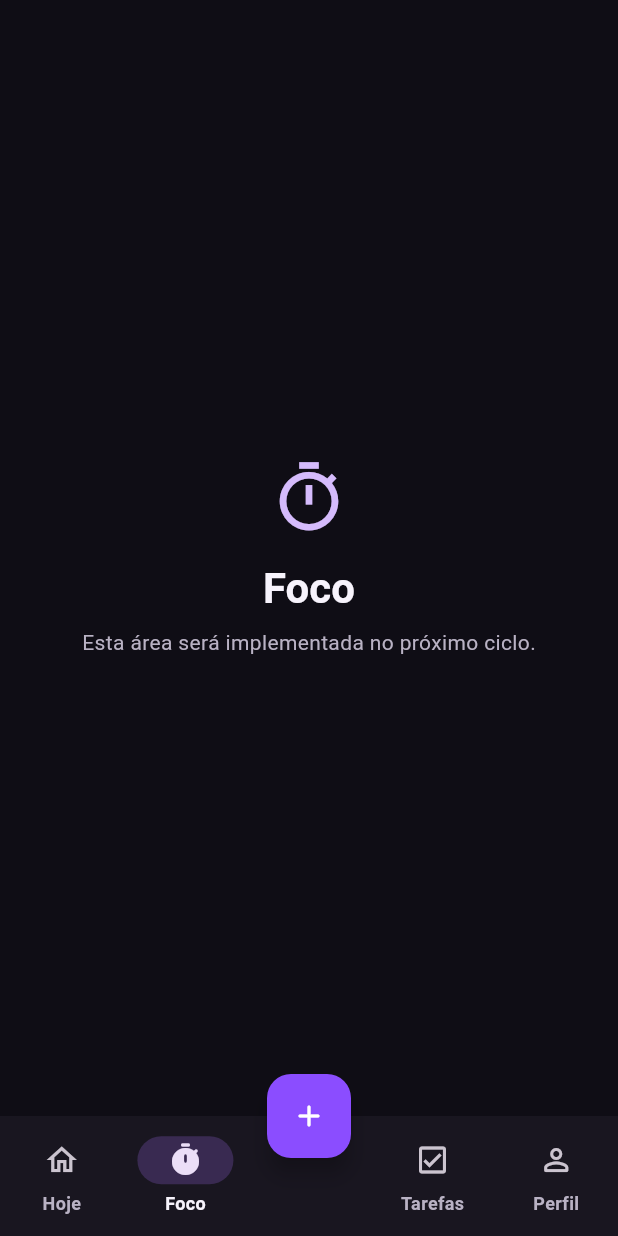
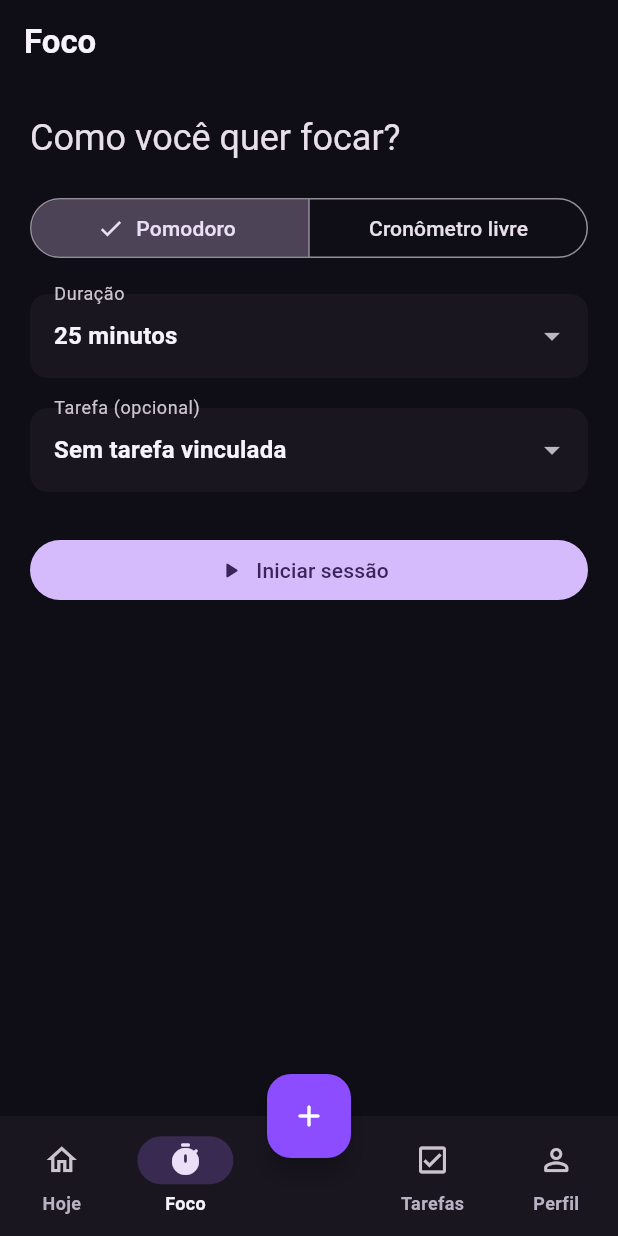
Before and after one commit to MatheusmotaDev/rotina, a Flutter app: the AppShell screen opened directly, item 2 of the bottom bar chosen, on a phone screen of 412 x 824 dp. Run offline on Flutter 3.47's test engine with Material 3 defaults, Android fonts, the phone set to English and light mode, and no system bars; our stand-ins replace flutter_dotenv, flutter_riverpod, supabase_flutter; accounts and stored records are empty.

Commit message:
feat: adiciona sessões de foco
Inclui Pomodoro ajustável, cronômetro livre, vínculo opcional com tarefa e controles para pausar, retomar e encerrar registrando o tempo efetivo.

```diff
--- /dev/null
+++ b/lib/features/focus/domain/models/focus_session.dart
@@ -0,0 +1,36 @@
+import 'package:flutter/foundation.dart';
+
+enum FocusMode { pomodoro, free }
+
+enum FocusSessionState { running, paused, completed, cancelled }
+
+@immutable
+class FocusSession {
+  const FocusSession({
+    required this.id,
+    required this.mode,
+    required this.state,
+    required this.startedAt,
+    required this.pausedSeconds,
+    this.plannedMinutes,
+    this.taskOccurrenceId,
+    this.endedAt,
+    this.pausedAt,
+  });
+
+  final String id;
+  final String? taskOccurrenceId;
+  final FocusMode mode;
+  final FocusSessionState state;
+  final DateTime startedAt;
+  final DateTime? endedAt;
+  final DateTime? pausedAt;
+  final int pausedSeconds;
+  final int? plannedMinutes;
+
+  Duration elapsed([DateTime? now]) {
+    final reference = endedAt ?? pausedAt ?? now ?? DateTime.now();
+    final seconds = reference.difference(startedAt).inSeconds - pausedSeconds;
+    return Duration(seconds: seconds < 0 ? 0 : seconds);
+  }
+}
--- /dev/null
+++ b/lib/features/focus/presentation/views/focus_page.dart
@@ -0,0 +1,230 @@
+import 'dart:async';
+
+import 'package:flutter/material.dart';
+import 'package:flutter_riverpod/flutter_riverpod.dart';
+
+import '../../../tasks/domain/models/task_item.dart';
+import '../../../tasks/presentation/viewmodels/tasks_view_model.dart';
+import '../../domain/models/focus_session.dart';
+import '../viewmodels/focus_view_model.dart';
+
+class FocusPage extends ConsumerStatefulWidget {
+  const FocusPage({super.key});
+
+  @override
+  ConsumerState<FocusPage> createState() => _FocusPageState();
+}
+
+class _FocusPageState extends ConsumerState<FocusPage> {
+  Timer? _ticker;
+  FocusMode _mode = FocusMode.pomodoro;
+  int _pomodoroMinutes = 25;
+  String? _taskOccurrenceId;
+
+  DateTime get _today {
+    final now = DateTime.now();
+    return DateTime(now.year, now.month, now.day);
+  }
+
+  @override
+  void initState() {
+    super.initState();
+    _ticker = Timer.periodic(const Duration(seconds: 1), (_) {
+      if (mounted) setState(() {});
+    });
+  }
+
+  @override
+  void dispose() {
+    _ticker?.cancel();
+    super.dispose();
+  }
+
+  @override
+  Widget build(BuildContext context) {
+    final session = ref.watch(focusViewModelProvider);
+    return SafeArea(
+      child: Scaffold(
+        appBar: AppBar(title: const Text('Foco')),
+        body: session.when(
+          loading: () => const Center(child: CircularProgressIndicator()),
+          error: (_, _) => Center(
+            child: FilledButton(
+              onPressed: () => ref.invalidate(focusViewModelProvider),
+              child: const Text('Tentar novamente'),
+            ),
+          ),
+          data: (value) =>
+              value == null ? _setup(context) : _activeSession(context, value),
+        ),
+      ),
+    );
+  }
+
+  Widget _setup(BuildContext context) {
+    final tasks = ref.watch(tasksViewModelProvider(_today)).value ?? const [];
+    final selectable = tasks
+        .where((task) => task.status != TaskStatus.completed)
+        .toList();
+    return ListView(
+      padding: const EdgeInsets.all(20),
+      children: [
+        Text(
+          'Como você quer focar?',
+          style: Theme.of(context).textTheme.headlineSmall,
+        ),
+        const SizedBox(height: 20),
+        SegmentedButton<FocusMode>(
+          segments: const [
+            ButtonSegment(value: FocusMode.pomodoro, label: Text('Pomodoro')),
+            ButtonSegment(
+              value: FocusMode.free,
+              label: Text('Cronômetro livre'),
+            ),
+          ],
+          selected: {_mode},
+          onSelectionChanged: (value) => setState(() => _mode = value.first),
+        ),
+        if (_mode == FocusMode.pomodoro) ...[
+          const SizedBox(height: 20),
+          DropdownButtonFormField<int>(
+            initialValue: _pomodoroMinutes,
+            decoration: const InputDecoration(labelText: 'Duração'),
+            items: const [15, 25, 40, 50, 60]
+                .map(
+                  (value) => DropdownMenuItem(
+                    value: value,
+                    child: Text('$value minutos'),
+                  ),
+                )
+                .toList(),
+            onChanged: (value) =>
+                setState(() => _pomodoroMinutes = value ?? 25),
+          ),
+        ],
+        const SizedBox(height: 20),
+        DropdownButtonFormField<String?>(
+          initialValue: _taskOccurrenceId,
+          decoration: const InputDecoration(labelText: 'Tarefa (opcional)'),
+          items: [
+            const DropdownMenuItem<String?>(
+              value: null,
+              child: Text('Sem tarefa vinculada'),
+            ),
+            ...selectable.map(
+              (task) => DropdownMenuItem<String?>(
+                value: task.occurrenceId,
+                child: Text(task.title, overflow: TextOverflow.ellipsis),
+              ),
+            ),
+          ],
+          onChanged: (value) => setState(() => _taskOccurrenceId = value),
+        ),
+        const SizedBox(height: 28),
+        FilledButton.icon(
+          onPressed: _start,
+          icon: const Icon(Icons.play_arrow_rounded),
+          label: const Text('Iniciar sessão'),
+        ),
+      ],
+    );
+  }
+
+  Widget _activeSession(BuildContext context, FocusSession session) {
+    final elapsed = session.elapsed();
+    final target = Duration(minutes: session.plannedMinutes ?? 25);
+    final remaining = session.mode == FocusMode.pomodoro
+        ? target - elapsed
+        : elapsed;
+    final display = remaining.isNegative ? Duration.zero : remaining;
+    final paused = session.state == FocusSessionState.paused;
+    return Center(
+      child: Padding(
+        padding: const EdgeInsets.all(24),
+        child: Column(
+          mainAxisSize: MainAxisSize.min,
+          children: [
+            Icon(
+              paused ? Icons.pause_circle_outline : Icons.timer_outlined,
+              size: 72,
+            ),
+            const SizedBox(height: 18),
+            Text(
+              _formatDuration(display),
+              style: Theme.of(context).textTheme.displayMedium,
+              semanticsLabel: '${display.inMinutes} minutos',
+            ),
+            const SizedBox(height: 8),
+            Text(
+              paused
+                  ? 'Sessão pausada'
+                  : session.mode == FocusMode.pomodoro
+                  ? 'Pomodoro em andamento'
+                  : 'Cronômetro em andamento',
+            ),
+            const SizedBox(height: 28),
+            Wrap(
+              spacing: 12,
+              runSpacing: 12,
+              alignment: WrapAlignment.center,
+              children: [
+                FilledButton.icon(
+                  onPressed: paused ? _resume : _pause,
+                  icon: Icon(
+                    paused ? Icons.play_arrow_rounded : Icons.pause_rounded,
+                  ),
+                  label: Text(paused ? 'Retomar' : 'Pausar'),
+                ),
+                OutlinedButton.icon(
+                  onPressed: _finish,
+                  icon: const Icon(Icons.stop_rounded),
+                  label: const Text('Encerrar'),
+                ),
+              ],
+            ),
+          ],
+        ),
+      ),
+    );
+  }
+
+  Future<void> _start() async {
+    final saved = await ref
+        .read(focusViewModelProvider.notifier)
+        .start(
+          _mode,
+          taskOccurrenceId: _taskOccurrenceId,
+          plannedMinutes: _mode == FocusMode.pomodoro ? _pomodoroMinutes : null,
+        );
+    if (!saved && mounted) _error();
+  }
+
+  Future<void> _pause() async {
+    if (!await ref.read(focusViewModelProvider.notifier).pause() && mounted) {
+      _error();
+    }
+  }
+
+  Future<void> _resume() async {
+    if (!await ref.read(focusViewModelProvider.notifier).resume() && mounted) {
+      _error();
+    }
+  }
+
+  Future<void> _finish() async {
+    if (!await ref.read(focusViewModelProvider.notifier).finish() && mounted) {
+      _error();
+    }
+  }
+
+  void _error() => ScaffoldMessenger.of(context).showSnackBar(
+    const SnackBar(content: Text('Não foi possível atualizar a sessão.')),
+  );
+}
+
+String _formatDuration(Duration value) {
+  final hours = value.inHours;
+  final minutes = value.inMinutes.remainder(60).toString().padLeft(2, '0');
+  final seconds = value.inSeconds.remainder(60).toString().padLeft(2, '0');
+  return hours > 0 ? '$hours:$minutes:$seconds' : '$minutes:$seconds';
+}
--- a/lib/features/shell/presentation/views/app_shell.dart
+++ b/lib/features/shell/presentation/views/app_shell.dart
@@ -3,6 +3,7 @@ import 'package:flutter_riverpod/flutter_riverpod.dart';
 
 import '../../../../core/theme/app_colors.dart';
 import '../../../commitments/presentation/views/commitment_form_page.dart';
+import '../../../focus/presentation/views/focus_page.dart';
 import '../../../home/presentation/views/home_page.dart';
 import '../../../profile/presentation/views/profile_page.dart';
 import '../../../shared/presentation/views/placeholder_page.dart';
@@ -20,7 +21,9 @@ class AppShell extends ConsumerWidget {
     final selectedIndex = ref.watch(shellViewModelProvider);
     final pages = [
       HomePage(authenticated: authenticated),
-      const PlaceholderPage(title: 'Foco', icon: Icons.timer_outlined),
+      authenticated
+          ? const FocusPage()
+          : const PlaceholderPage(title: 'Foco', icon: Icons.timer_outlined),
       authenticated
           ? const TasksPage()
           : const PlaceholderPage(
```
Also changed, not shown: lib/features/focus/data/repositories/focus_repository.dart (added, +122 -0 lines), lib/features/focus/presentation/viewmodels/focus_view_model.dart (added, +68 -0 lines), 2 other files.
